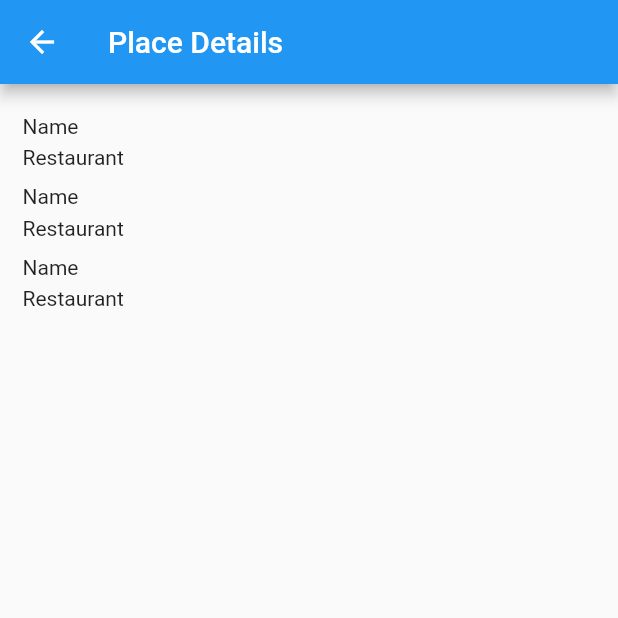
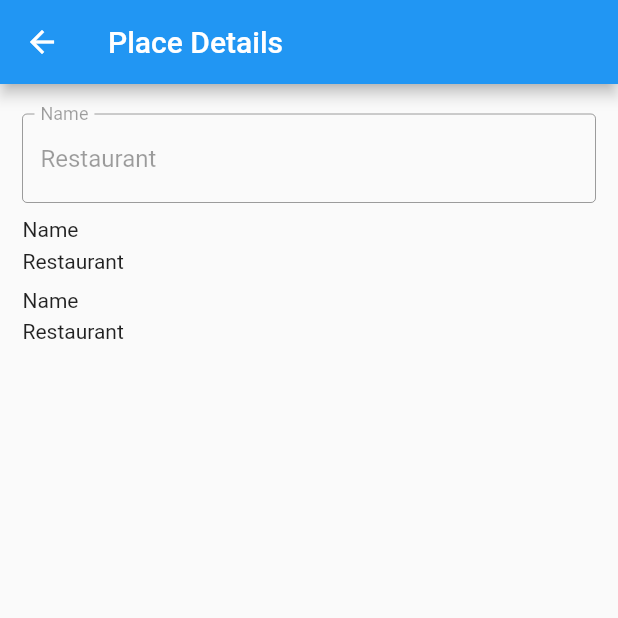
Before and after one commit to roubertedgar/eat-eat-flutter, a Flutter app: the screen it shows after launch, after a tap on "Restaurant", on a phone screen of 412 x 824 dp, the top half of it. Run offline on Flutter 3.47's test engine with Material 2 defaults, Android fonts, the phone set to English and light mode, and no system bars.

Commit message:
Starts to use text form field to edit place details

```diff
--- a/lib/place/detais/PlaceDetailsScreen.dart
+++ b/lib/place/detais/PlaceDetailsScreen.dart
@@ -18,7 +18,14 @@ class PlaceDetailsScreen extends StatelessWidget {
           child: Column(
             crossAxisAlignment: CrossAxisAlignment.start,
             children: <Widget>[
-              LabeledText(labelText: "Name", text: placeListItem.name),
+              TextFormField(
+                enabled: false,
+                initialValue: placeListItem.name,
+                decoration: InputDecoration(
+                    labelText: "Name",
+                    border: OutlineInputBorder(
+                        borderRadius: BorderRadius.all(Radius.circular(3.0)))),
+              ),
               LabeledText(
                 labelText: "Name",
                 text: placeListItem.name,
```
